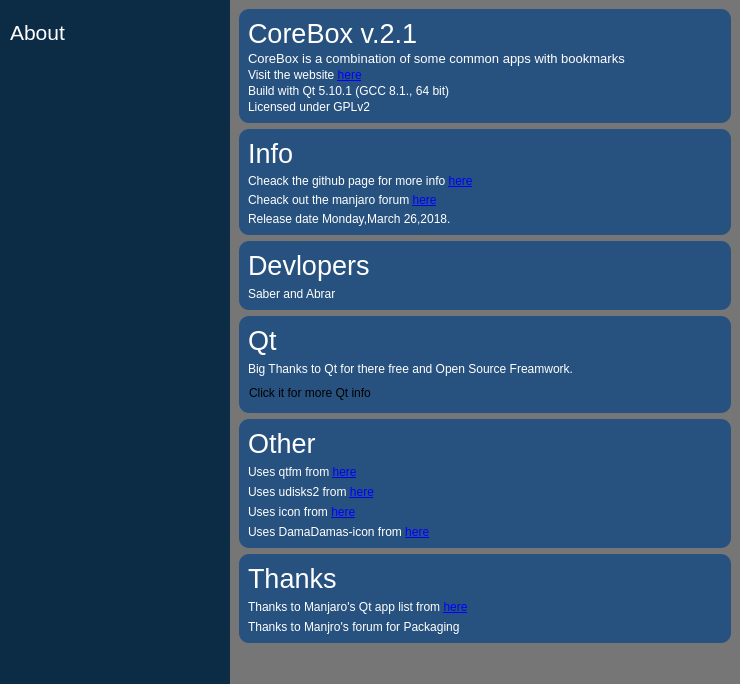
Before: the Qt Designer form app/about/about.ui in rahmanshaber/corebox, drawn with Qt 5.
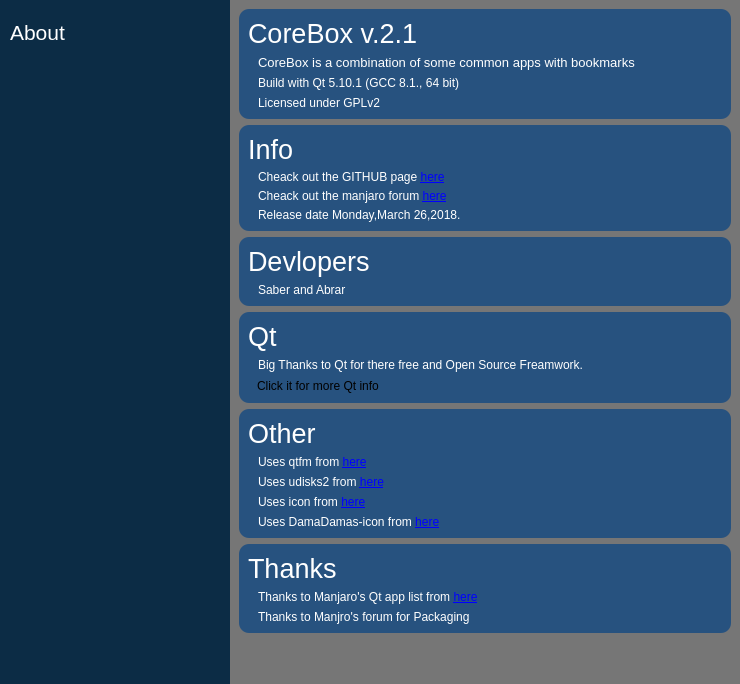
After: the same form once the commit is applied. Icons and pictures are not drawn.

Diff of the .ui file:
```diff
--- a/app/about/about.ui
+++ b/app/about/about.ui
@@ -178,14 +178,14 @@
          <number>1</number>
         </property>
         <layout class="QGridLayout" name="gridLayout_3">
-         <property name="verticalSpacing">
-          <number>2</number>
-         </property>
-         <item row="4" column="0">
+         <item row="3" column="0">
           <widget class="QLabel" name="label_4">
            <property name="text">
             <string>Licensed under GPLv2</string>
            </property>
+           <property name="indent">
+            <number>10</number>
+           </property>
           </widget>
          </item>
          <item row="0" column="0">
@@ -213,29 +213,19 @@
            <property name="text">
             <string>CoreBox is a combination of some common apps with bookmarks</string>
            </property>
-          </widget>
-         </item>
-         <item row="2" column="0">
-          <widget class="QLabel" name="label_19">
-           <property name="text">
-            <string>&lt;html&gt;&lt;head/&gt;&lt;body&gt;&lt;p&gt;Visit the website &lt;a href=&quot;https://github.com/rahmanshaber/corebox&quot;&gt;&lt;span style=&quot; text-decoration: underline; color:#0000ff;&quot;&gt;here&lt;/span&gt;&lt;/a&gt;&lt;/p&gt;&lt;/body&gt;&lt;/html&gt;</string>
-           </property>
-           <property name="margin">
-            <number>0</number>
-           </property>
            <property name="indent">
-            <number>0</number>
-           </property>
-           <property name="openExternalLinks">
-            <bool>true</bool>
+            <number>10</number>
            </property>
           </widget>
          </item>
-         <item row="3" column="0">
+         <item row="2" column="0">
           <widget class="QLabel" name="label_10">
            <property name="text">
             <string>Build with Qt 5.10.1 (GCC 8.1., 64 bit)</string>
            </property>
+           <property name="indent">
+            <number>10</number>
+           </property>
           </widget>
          </item>
         </layout>
@@ -266,33 +256,17 @@
          <property name="verticalSpacing">
           <number>5</number>
          </property>
-         <item row="4" column="0">
+         <item row="3" column="0">
           <widget class="QLabel" name="label_21">
            <property name="text">
             <string>Release date Monday,March 26,2018. </string>
            </property>
-          </widget>
-         </item>
-         <item row="0" column="0">
-          <widget class="QLabel" name="label_16">
-           <property name="font">
-            <font>
-             <pointsize>20</pointsize>
-            </font>
-           </property>
-           <property name="text">
-            <string>Info</string>
+           <property name="indent">
+            <number>10</number>
            </property>
           </widget>
          </item>
          <item row="2" column="0">
-          <widget class="QLabel" name="label_20">
-           <property name="text">
-            <string>&lt;html&gt;&lt;head/&gt;&lt;body&gt;&lt;p&gt;Cheack the github page for more info &lt;a href=&quot;https://github.com/rahmanshaber/corebox&quot;&gt;&lt;span style=&quot; text-decoration: underline; color:#0000ff;&quot;&gt;here&lt;/span&gt;&lt;/a&gt;&lt;/p&gt;&lt;/body&gt;&lt;/html&gt;</string>
-           </property>
-          </widget>
-         </item>
-         <item row="3" column="0">
           <widget class="QLabel" name="label_18">
            <property name="text">
             <string>&lt;html&gt;&lt;head/&gt;&lt;body&gt;&lt;p&gt;Cheack out the manjaro forum &lt;a href=&quot;https://forum.manjaro.org/t/checkout-this-new-app-corebox-desktop/41650/90&quot;&gt;&lt;span style=&quot; text-decoration: underline; color:#0000ff;&quot;&gt;here&lt;/span&gt;&lt;/a&gt;&lt;/p&gt;&lt;/body&gt;&lt;/html&gt;</string>
@@ -301,7 +275,35 @@
             <number>0</number>
            </property>
            <property name="indent">
-            <number>0</number>
+            <number>10</number>
+           </property>
+           <property name="openExternalLinks">
+            <bool>true</bool>
+           </property>
+          </widget>
+         </item>
+         <item row="0" column="0">
+          <widget class="QLabel" name="label_16">
+           <property name="font">
+            <font>
+             <pointsize>20</pointsize>
+            </font>
+           </property>
+           <property name="text">
+            <string>Info</string>
+           </property>
+           <property name="margin">
+            <number>2</number>
+           </property>
+          </widget>
+         </item>
+         <item row="1" column="0">
+          <widget class="QLabel" name="label_19">
+           <property name="text">
+            <string>&lt;html&gt;&lt;head/&gt;&lt;body&gt;&lt;p&gt;Cheack out  the GITHUB page &lt;a href=&quot;https://github.com/rahmanshaber/corebox&quot;&gt;&lt;span style=&quot; text-decoration: underline; color:#0000ff;&quot;&gt;here&lt;/span&gt;&lt;/a&gt;&lt;/p&gt;&lt;/body&gt;&lt;/html&gt;</string>
+           </property>
+           <property name="indent">
+            <number>10</number>
            </property>
            <property name="openExternalLinks">
             <bool>true</bool>
@@ -340,6 +342,9 @@
            <property name="text">
             <string>Devlopers</string>
            </property>
+           <property name="margin">
+            <number>2</number>
+           </property>
           </widget>
          </item>
          <item row="1" column="0">
@@ -347,6 +352,9 @@
            <property name="text">
             <string>Saber and Abrar</string>
            </property>
+           <property name="indent">
+            <number>10</number>
+           </property>
           </widget>
          </item>
         </layout>
@@ -373,6 +381,9 @@
            <property name="text">
             <string>Big Thanks to Qt for there free and Open Source Freamwork.</string>
            </property>
+           <property name="indent">
+            <number>10</number>
+           </property>
           </widget>
          </item>
          <item row="0" column="0">
@@ -385,6 +396,9 @@
            <property name="text">
             <string>Qt </string>
            </property>
+           <property name="margin">
+            <number>2</number>
+           </property>
           </widget>
          </item>
          <item row="2" column="0">
@@ -393,8 +407,10 @@
             <bool>false</bool>
            </property>
            <property name="styleSheet">
-            <string notr="true">
-Text-align:left;</string>
+            <string notr="true">QPushButton{
+Text-align:left;
+padding: 0px 0px 0px 8px;
+}</string>
            </property>
            <property name="text">
             <string>Click it for more Qt info</string>
@@ -432,7 +448,7 @@
             <number>0</number>
            </property>
            <property name="indent">
-            <number>0</number>
+            <number>10</number>
            </property>
            <property name="openExternalLinks">
             <bool>true</bool>
@@ -444,6 +460,9 @@
            <property name="text">
             <string>&lt;html&gt;&lt;head/&gt;&lt;body&gt;&lt;p&gt;Uses icon from &lt;a href=&quot;https://material.io/icons/&quot;&gt;&lt;span style=&quot; text-decoration: underline; color:#0000ff;&quot;&gt;here&lt;/span&gt;&lt;/a&gt;&lt;/p&gt;&lt;/body&gt;&lt;/html&gt;</string>
            </property>
+           <property name="indent">
+            <number>10</number>
+           </property>
           </widget>
          </item>
          <item row="2" column="0">
@@ -455,7 +474,7 @@
             <number>0</number>
            </property>
            <property name="indent">
-            <number>0</number>
+            <number>10</number>
            </property>
            <property name="openExternalLinks">
             <bool>true</bool>
@@ -472,6 +491,9 @@
            <property name="text">
             <string>Other</string>
            </property>
+           <property name="margin">
+            <number>2</number>
+           </property>
           </widget>
          </item>
          <item row="4" column="0">
@@ -483,7 +505,7 @@
             <number>0</number>
            </property>
            <property name="indent">
-            <number>0</number>
+            <number>10</number>
            </property>
            <property name="openExternalLinks">
             <bool>true</bool>
@@ -519,6 +541,9 @@
            <property name="text">
             <string>Thanks</string>
            </property>
+           <property name="margin">
+            <number>2</number>
+           </property>
           </widget>
          </item>
          <item row="2" column="0">
@@ -526,6 +551,9 @@
            <property name="text">
             <string>Thanks to Manjro's forum for Packaging</string>
            </property>
+           <property name="indent">
+            <number>10</number>
+           </property>
           </widget>
          </item>
          <item row="1" column="0">
@@ -537,7 +565,7 @@
             <number>0</number>
            </property>
            <property name="indent">
-            <number>0</number>
+            <number>10</number>
            </property>
            <property name="openExternalLinks">
             <bool>true</bool>
```
Left out of the diff: 21 changed lines with no effect on the pictures.
